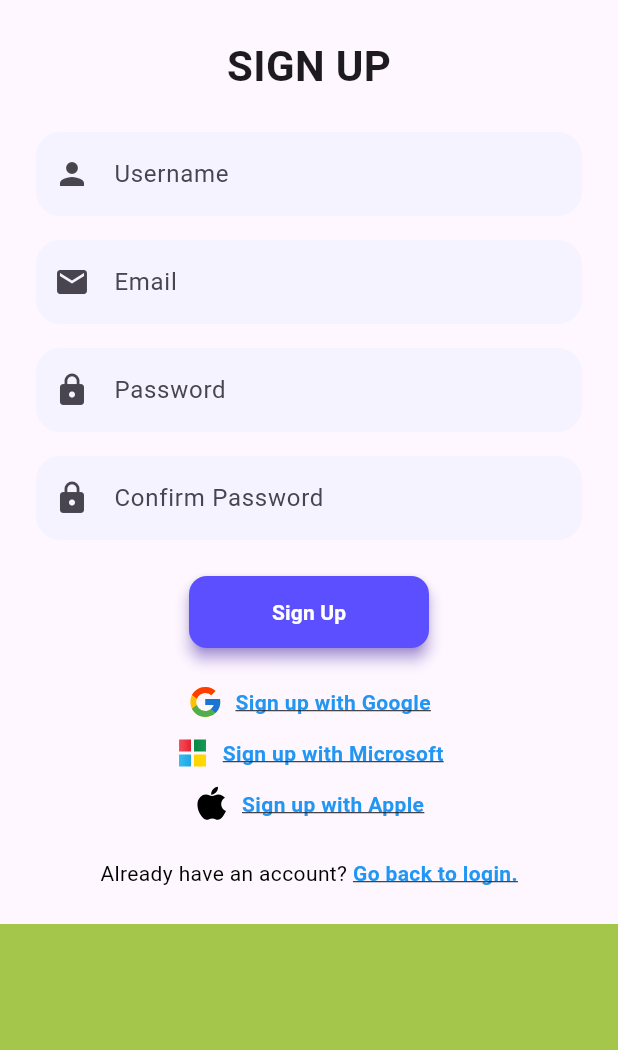
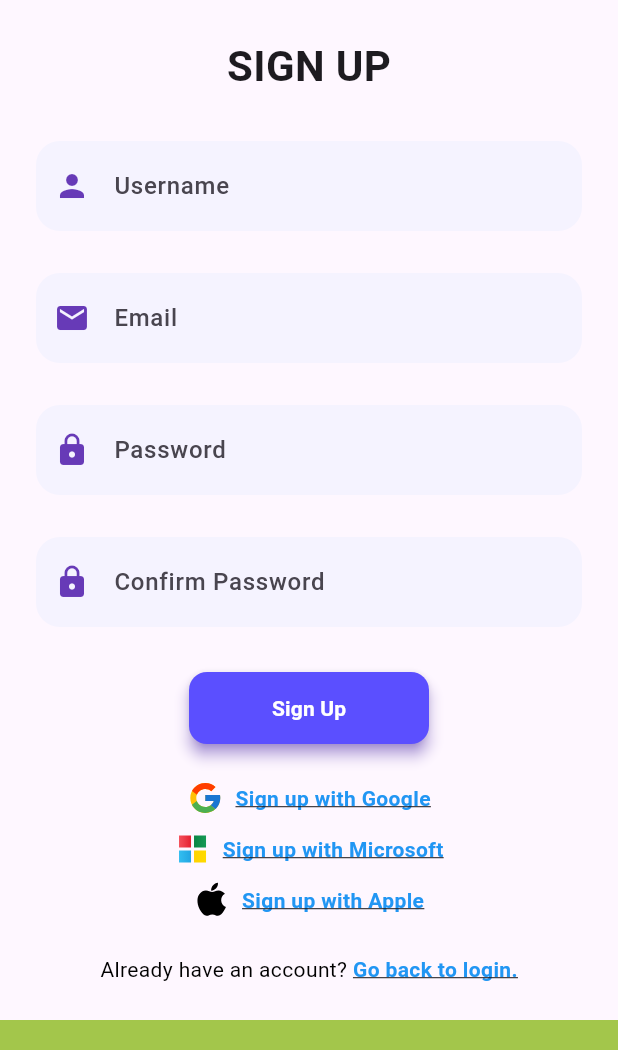
Before and after one commit to dataNerd65/TTIApp, a Flutter app: the screen it shows after launch, after a tap on "Sign up here.", on a phone screen of 412 x 824 dp, the part 186-1236 px from its top. Run offline on Flutter 3.47's test engine with Material 3 defaults, Android fonts, the phone set to English and light mode, and no system bars; our stand-ins replace cloud_firestore, firebase_auth, firebase_core, flutter_svg, google_sign_in; accounts and stored records are empty.

Commit message:
consistency upheld, little reuse, full soon

```diff
--- a/lib/screens/login_screen.dart
+++ b/lib/screens/login_screen.dart
@@ -138,26 +138,18 @@ class _LoginPanelState extends State<_LoginPanel> {
             ),
           ],
         ),
-        const SizedBox(height: 20),
-        TextField(
+        RoundedTextField(
+          icon: Icons.email,
+          label: 'Email',
           controller: _emailController,
-          decoration: InputDecoration(
-            labelText: 'Email',
-            prefixIcon: Icon(Icons.email),
-            border: OutlineInputBorder(borderRadius: BorderRadius.circular(10)),
-          ),
         ),
         const SizedBox(height: 20),
-        TextField(
+        RoundedTextField(
+          icon: Icons.lock,
+          label: 'Password',
           controller: _passwordController,
           obscureText: true,
-          decoration: InputDecoration(
-            labelText: 'Password',
-            prefixIcon: Icon(Icons.lock),
-            border: OutlineInputBorder(borderRadius: BorderRadius.circular(10)),
-          ),
         ),
-        const SizedBox(height: 20),
         Align(
           alignment: Alignment.centerRight,
           child: TextButton(
--- a/lib/screens/sign_up.dart
+++ b/lib/screens/sign_up.dart
@@ -188,26 +188,26 @@ class _SignUpPanelState extends State<_SignUpPanel> {
           ],
         ),
         const SizedBox(height: 24),
-        _RoundedTextField(
+        RoundedTextField(
           icon: Icons.person,
           label: 'Username',
           controller: _usernameController,
         ),
         const SizedBox(height: 16),
-        _RoundedTextField(
+        RoundedTextField(
           icon: Icons.email,
           label: 'Email',
           controller: _emailController,
         ),
         const SizedBox(height: 16),
-        _RoundedTextField(
+        RoundedTextField(
           icon: Icons.lock,
           label: 'Password',
           controller: _passwordController,
           obscureText: true,
         ),
         const SizedBox(height: 16),
-        _RoundedTextField(
+        RoundedTextField(
           icon: Icons.lock,
           label: 'Confirm Password',
           controller: _confirmPasswordController,
@@ -266,13 +266,13 @@ class _SignUpPanelState extends State<_SignUpPanel> {
   }
 }
 
-class _RoundedTextField extends StatelessWidget {
+class RoundedTextField extends StatelessWidget {
   final IconData icon;
   final String label;
   final bool obscureText;
   final TextEditingController controller;
 
-  const _RoundedTextField({
+  const RoundedTextField({
     required this.icon,
     required this.label,
     required this.controller,
@@ -281,17 +281,29 @@ class _RoundedTextField extends StatelessWidget {
 
   @override
   Widget build(BuildContext context) {
-    return TextField(
+    return Padding(
+      padding: const EdgeInsets.symmetric(vertical: 6.0),
+      child: TextField(
         controller: controller,
         obscureText: obscureText,
+        style: const TextStyle(fontSize: 16),
         decoration: InputDecoration(
           filled: true,
           fillColor: const Color(0xFFF5F3FF),
           labelText: label,
-        prefixIcon: Icon(icon),
+          labelStyle: const TextStyle(
+            fontWeight: FontWeight.w500,
+            fontSize: 16,
+          ),
+          prefixIcon: Icon(icon, color: Colors.deepPurple),
+          contentPadding: const EdgeInsets.symmetric(
+            vertical: 18,
+            horizontal: 16,
+          ),
           border: OutlineInputBorder(
             borderRadius: BorderRadius.circular(16),
             borderSide: BorderSide.none,
+          ),
         ),
       ),
     );
```
Lines whose indentation alone changed are shown as unchanged.
